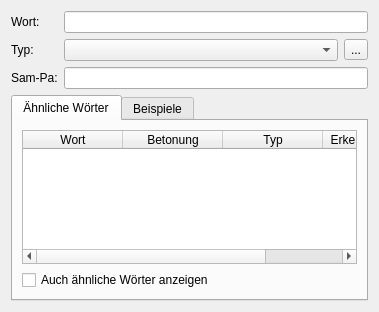
This is ui/resolvewordpage.ui in KDE/simon as Qt 5 draws it before an edit. The edited form follows.
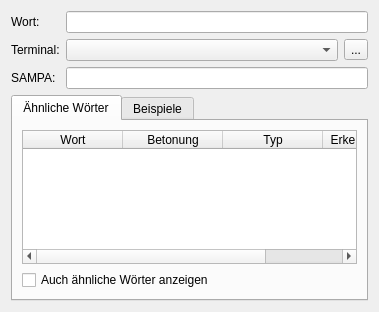
This is the edited form. Icons and pictures are not drawn.

```diff
--- a/ui/resolvewordpage.ui
+++ b/ui/resolvewordpage.ui
@@ -26,7 +26,7 @@
    <item row="1" column="0" >
     <widget class="QLabel" name="lbTypeDesc" >
      <property name="text" >
-      <string>Typ:</string>
+      <string>Terminal:</string>
      </property>
     </widget>
    </item>
@@ -50,7 +50,7 @@
    <item row="2" column="0" >
     <widget class="QLabel" name="lbSampa" >
      <property name="text" >
-      <string>Sam-Pa:</string>
+      <string>SAMPA:</string>
      </property>
     </widget>
    </item>
```
